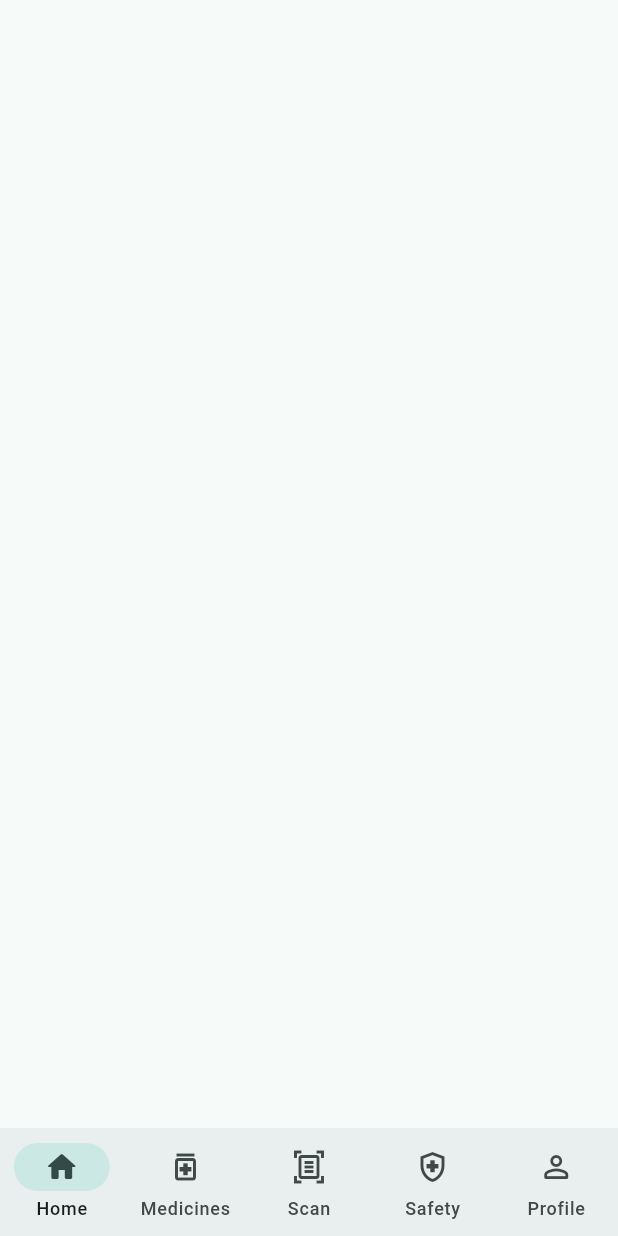
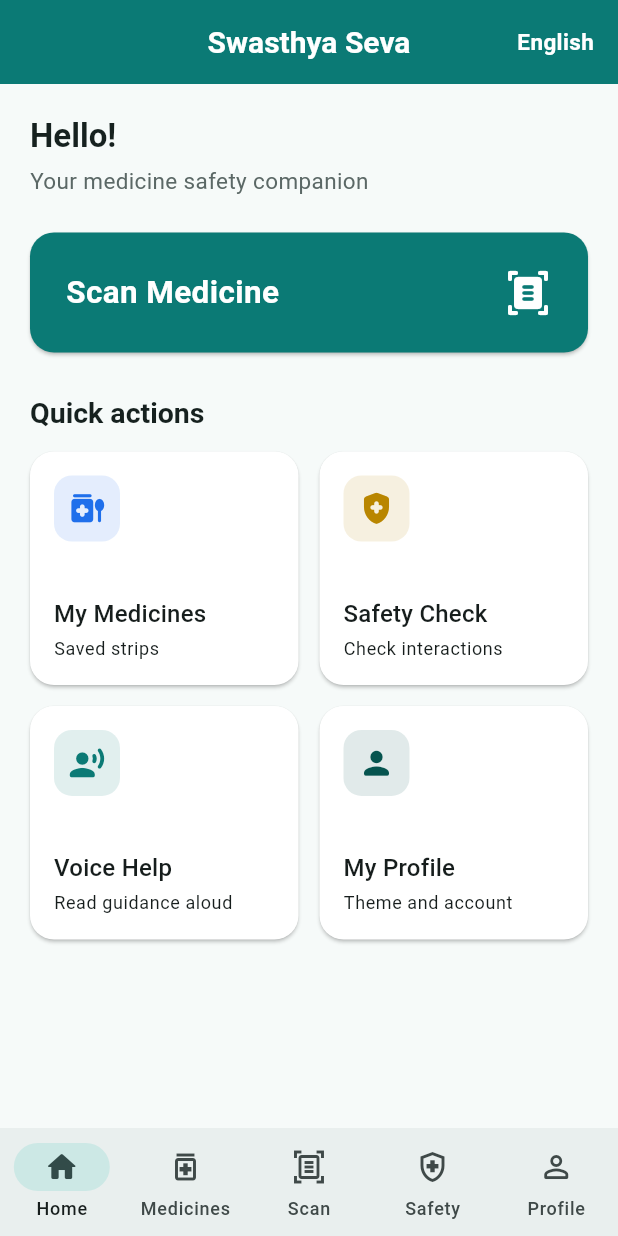
Before and after one commit to Shanu58/Swasthya-Seva, a Flutter app: the HomeScreen screen opened directly, on a phone screen of 412 x 824 dp. Run offline on Flutter 3.47's test engine with Material 3 defaults, Android fonts, the phone set to English and light mode, and no system bars; our stand-ins replace flutter_riverpod, flutter_tts, image_picker, shared_preferences; accounts and stored records are empty.

```diff
--- a/mobile/lib/screens/home/home_screen.dart
+++ b/mobile/lib/screens/home/home_screen.dart
@@ -1,7 +1,9 @@
 import 'package:flutter/material.dart';
 import 'package:flutter_riverpod/flutter_riverpod.dart';
 
-import 'home_screen.dart' as home;
+import '../../core/constants/app_constants.dart';
+import '../../core/theme/app_theme.dart';
+import '../../providers/app_providers.dart';
 import '../my_medicines/my_medicines_screen.dart';
 import '../profile/profile_screen.dart';
 import '../safety/safety_result_screen.dart';
@@ -33,7 +35,7 @@ class _HomeScreenState extends ConsumerState<HomeScreen> {
         return const ProfileScreen();
       case 0:
       default:
-        return home.Dashboard(onNavigate: _selectTab);
+        return _Dashboard(onNavigate: _selectTab);
     }
   }
 
@@ -46,44 +48,78 @@ class _HomeScreenState extends ConsumerState<HomeScreen> {
         onDestinationSelected: _selectTab,
         height: 72,
         destinations: const [
-          NavigationDestination(
-            icon: Icon(Icons.home_outlined),
-            selectedIcon: Icon(Icons.home_rounded),
-            label: 'Home',
-          ),
-          NavigationDestination(
-            icon: Icon(Icons.medication_outlined),
-            selectedIcon: Icon(Icons.medication_rounded),
-            label: 'Medicines',
-          ),
-          NavigationDestination(
-            icon: Icon(Icons.document_scanner_outlined),
-            selectedIcon: Icon(Icons.document_scanner_rounded),
-            label: 'Scan',
-          ),
-          NavigationDestination(
-            icon: Icon(Icons.health_and_safety_outlined),
-            selectedIcon: Icon(Icons.health_and_safety_rounded),
-            label: 'Safety',
-          ),
-          NavigationDestination(
-            icon: Icon(Icons.person_outline_rounded),
-            selectedIcon: Icon(Icons.person_rounded),
-            label: 'Profile',
-          ),
+          NavigationDestination(icon: Icon(Icons.home_outlined), selectedIcon: Icon(Icons.home_rounded), label: 'Home'),
+          NavigationDestination(icon: Icon(Icons.medication_outlined), selectedIcon: Icon(Icons.medication_rounded), label: 'Medicines'),
+          NavigationDestination(icon: Icon(Icons.document_scanner_outlined), selectedIcon: Icon(Icons.document_scanner_rounded), label: 'Scan'),
+          NavigationDestination(icon: Icon(Icons.health_and_safety_outlined), selectedIcon: Icon(Icons.health_and_safety_rounded), label: 'Safety'),
+          NavigationDestination(icon: Icon(Icons.person_outline_rounded), selectedIcon: Icon(Icons.person_rounded), label: 'Profile'),
         ],
       ),
     );
   }
 }
 
-class Dashboard extends ConsumerWidget {
+class _Dashboard extends ConsumerWidget {
   final ValueChanged<int> onNavigate;
-
-  const Dashboard({super.key, required this.onNavigate});
+  const _Dashboard({required this.onNavigate});
 
   @override
   Widget build(BuildContext context, WidgetRef ref) {
-    return const SizedBox.shrink();
+    final language = ref.watch(appLanguageObjectProvider);
+    final session = ref.watch(sessionProvider);
+    return Scaffold(
+      appBar: AppBar(
+        title: Text(AppConstants.appName),
+        actions: [Padding(
+          padding: const EdgeInsets.only(right: 16),
+          child: Center(child: Text(language.nativeName, style: const TextStyle(fontWeight: FontWeight.w700, color: Colors.white))),
+        )],
+      ),
+      body: SafeArea(
+        child: SingleChildScrollView(
+          padding: const EdgeInsets.all(20),
+          child: Column(crossAxisAlignment: CrossAxisAlignment.start, children: [
+            Text(session.userName != null ? 'Hello, ${session.userName}!' : 'Hello!', style: Theme.of(context).textTheme.headlineMedium),
+            const SizedBox(height: 6),
+            Text('Your medicine safety companion', style: Theme.of(context).textTheme.bodyMedium),
+            const SizedBox(height: 24),
+            Card(color: AppColors.primary, child: InkWell(
+              borderRadius: BorderRadius.circular(20), onTap: () => onNavigate(2),
+              child: const Padding(padding: EdgeInsets.all(24), child: Row(children: [
+                Expanded(child: Text('Scan Medicine', style: TextStyle(color: Colors.white, fontSize: 21, fontWeight: FontWeight.bold))),
+                Icon(Icons.document_scanner_rounded, color: Colors.white, size: 32),
+              ])),
+            )),
+            const SizedBox(height: 28),
+            Text('Quick actions', style: Theme.of(context).textTheme.titleLarge),
+            const SizedBox(height: 14),
+            GridView.count(crossAxisCount: 2, crossAxisSpacing: 14, mainAxisSpacing: 14, childAspectRatio: 1.15, shrinkWrap: true, physics: const NeverScrollableScrollPhysics(), children: [
+              HomeActionTile(label: 'My Medicines', subtitle: 'Saved strips', icon: Icons.medication_liquid_rounded, color: AppColors.secondary, onTap: () => onNavigate(1)),
+              HomeActionTile(label: 'Safety Check', subtitle: 'Check interactions', icon: Icons.health_and_safety_rounded, color: AppColors.cautionYellow, onTap: () => onNavigate(3)),
+              HomeActionTile(label: 'Voice Help', subtitle: 'Read guidance aloud', icon: Icons.record_voice_over_rounded, color: AppColors.primary, onTap: () { final voice = ref.read(voiceServiceProvider); final lang = ref.read(languageProvider); voice.speak('Welcome to Swasthya Seva. Tap Scan Medicine to check a medicine strip.', languageCode: lang); }),
+              HomeActionTile(label: 'My Profile', subtitle: 'Theme and account', icon: Icons.person_rounded, color: AppColors.primaryDark, onTap: () => onNavigate(4)),
+            ]),
+          ]),
+        ),
+      ),
+    );
   }
 }
+
+class HomeActionTile extends StatelessWidget {
+  final String label;
+  final String subtitle;
+  final IconData icon;
+  final Color color;
+  final VoidCallback onTap;
+  const HomeActionTile({super.key, required this.label, required this.subtitle, required this.icon, required this.color, required this.onTap});
+  @override
+  Widget build(BuildContext context) => Card(child: InkWell(
+    borderRadius: BorderRadius.circular(16), onTap: onTap,
+    child: Padding(padding: const EdgeInsets.all(16), child: Column(crossAxisAlignment: CrossAxisAlignment.start, children: [
+      Container(width: 44, height: 44, decoration: BoxDecoration(color: color.withOpacity(0.12), borderRadius: BorderRadius.circular(12)), child: Icon(icon, size: 25, color: color)),
+      const Spacer(), Text(label, style: Theme.of(context).textTheme.titleMedium), const SizedBox(height: 3),
+      Text(subtitle, maxLines: 1, overflow: TextOverflow.ellipsis, style: Theme.of(context).textTheme.bodySmall),
+    ])),
+  ));
+}
```
